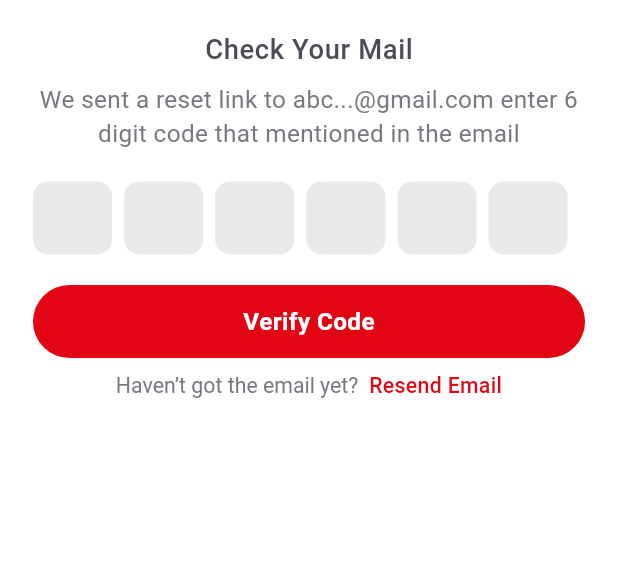
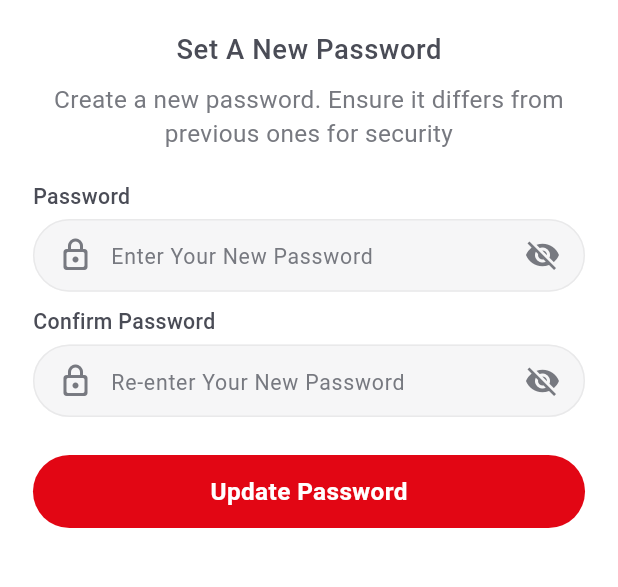
Before and after one commit to backbencherstudio/hmlegends, a Flutter app: the OtpVerifyScreen screen opened by its route, after a tap on "Verify Code", on a phone screen of 412 x 824 dp, the part 304-891 px from its top. Run offline on Flutter 3.47's test engine with Material 3 defaults, Android fonts, the phone set to English and light mode, and no system bars; drawn by our look-alikes of pinput; our stand-ins replace flutter_screenutil.

Commit message:
Add set a new password screen ui

```diff
--- a/lib/core/provider/app_providers.dart
+++ b/lib/core/provider/app_providers.dart
@@ -3,6 +3,7 @@ import 'package:provider/provider.dart';
 import 'package:provider/single_child_widget.dart';
 
 import '../../presentation/view_model/auth/login_viewmodel.dart';
+import '../../presentation/view_model/auth/set_new_password_viewModel.dart';
 
 class AppProviders {
 
@@ -10,6 +11,7 @@ class AppProviders {
     // ChangeNotifierProvider(create: (_) => getIt<ParentScreensProvider>()),
      ChangeNotifierProvider(create: (_) => SignUpViewModel()),
     ChangeNotifierProvider(create: (_) => LoginViewModel()),
+    ChangeNotifierProvider(create: (_) => SetNewPasswordViewModel()),
 
 
 
--- a/lib/core/route/app_routes.dart
+++ b/lib/core/route/app_routes.dart
@@ -6,6 +6,7 @@ import '../../presentation/view/auth/forget_password/screen/forget_password_scre
 import '../../presentation/view/auth/login/screen/login_screen.dart';
 import '../../presentation/view/auth/onboarding/screen/onboarding_screen.dart';
 import '../../presentation/view/auth/otp_verify/screen/otp_verify_screen.dart';
+import '../../presentation/view/auth/set_new_password/screen/set_new_password_screen.dart';
 import '../../presentation/view/auth/signup/screen/signup_screen.dart';
 
 class AppRoutes{
@@ -18,6 +19,7 @@ class AppRoutes{
     RouteNames.loginScreen :(context)=> LoginScreen (),
     RouteNames.forgetPasswordScreen  :(context)=>  ForgetPasswordScreen (),
     RouteNames.otpVerifyScreen  :(context)=>  OtpVerifyScreen(),
+    RouteNames.setNewPasswordScreen   :(context)=>  SetNewPasswordScreen (),
 
 
   };
--- a/lib/core/route/route_names.dart
+++ b/lib/core/route/route_names.dart
@@ -4,8 +4,9 @@ class RouteNames{
   static const String onboardingScreen = '/onboardingScreen';
   static const String signUpScreen = '/signUpScreen';
   static const String loginScreen  = '/loginScreen';
-  static const String forgetPasswordScreen  = '/forgetPasswordScreen ';
+  static const String forgetPasswordScreen  = '/forgetPasswordScreen';
   static const String otpVerifyScreen  = '/otpVerifyScreen';
+  static const String setNewPasswordScreen   = '/setNewPasswordScreen';
 
 
 }
--- a/lib/presentation/view/auth/otp_verify/screen/otp_verify_screen.dart
+++ b/lib/presentation/view/auth/otp_verify/screen/otp_verify_screen.dart
@@ -6,6 +6,7 @@ import 'package:hmlegends/core/constant/app_text_styles.dart';
 import 'package:hmlegends/core/constant/asset_path.dart';
 
 import '../../../../../core/constant/app_colors.dart';
+import '../../../../../core/route/route_names.dart';
 import '../../widget/auth_button.dart';
 
 class OtpVerifyScreen extends StatelessWidget {
@@ -43,7 +44,7 @@ class OtpVerifyScreen extends StatelessWidget {
                   // OTP Field using Pinput
                   _buildOtpField(),
                   SizedBox(height: 20.h),
-                  _otpVerifyButton(),
+                  _otpVerifyButton(context),
                   SizedBox(height: 10.h,),
                   _buildOtpResendLink()
                 ],
@@ -82,13 +83,11 @@ class OtpVerifyScreen extends StatelessWidget {
     );
   }
 
-  Widget _otpVerifyButton() {
+  Widget _otpVerifyButton(context) {
     return AuthButton(
       text: 'Verify Code',
       onPressed: () {
-        // You can access the OTP value using _otpController.text
-        print("OTP Value: ${_otpController.text}");
-        // Navigator.pushNamed(context, RouteNames.parentScreen);
+         Navigator.pushNamed(context, RouteNames.setNewPasswordScreen);
       },
       color: AppColors.primaryColor,
     );
--- /dev/null
+++ b/lib/presentation/view/auth/set_new_password/screen/set_new_password_screen.dart
@@ -0,0 +1,211 @@
+import 'package:flutter/material.dart';
+import 'package:flutter_screenutil/flutter_screenutil.dart';
+import 'package:hmlegends/core/constant/app_text_styles.dart';
+import 'package:hmlegends/core/constant/asset_path.dart';
+import 'package:hmlegends/core/route/route_names.dart';
+import 'package:provider/provider.dart';
+
+import '../../../../../core/constant/app_colors.dart';
+import '../../../../view_model/auth/set_new_password_viewModel.dart';
+import '../../widget/auth_button.dart';
+import '../../widget/level_text.dart';
+
+class SetNewPasswordScreen extends StatelessWidget {
+  final TextEditingController _passwordController = TextEditingController();
+  final TextEditingController _confirmPasswordController = TextEditingController();
+
+  @override
+  Widget build(BuildContext context) {
+    return Scaffold(
+      body: Padding(
+        padding: EdgeInsets.symmetric(horizontal: 20.w),
+        child: SafeArea(
+          child: Column(
+            children: [
+              SizedBox(height: 100.h),
+              Center(
+                child: Image.asset(
+                  AssetPaths.authLogo,
+                  width: 100.w,
+                  height: 100.h,
+                ),
+              ),
+              SizedBox(height: 20.h),
+              Text('Set A New Password', style: AppTextStyles.authHeadline),
+              SizedBox(height: 8.h),
+              Text(
+                'Create a new password. Ensure it differs from previous ones for security',
+                style: AppTextStyles.authBodyText,
+                textAlign: TextAlign.center,
+              ),
+              SizedBox(height: 20.h),
+              Column(
+                crossAxisAlignment: CrossAxisAlignment.start,
+                children: [
+                  RequiredLabel(labelText: 'Password'),
+                  SizedBox(height: 5.h),
+                  _buildPasswordField(),
+                  SizedBox(height: 10.h),
+                  RequiredLabel(labelText: 'Confirm Password'),
+                  SizedBox(height: 5.h),
+                  _buildConfirmPasswordField(),
+                  SizedBox(height: 5.h),
+                  _buildErrorMessage(),
+                  SizedBox(height: 20.h),
+                  _resetPasswordButton(context),
+                ],
+              ),
+            ],
+          ),
+        ),
+      ),
+    );
+  }
+
+  Widget _resetPasswordButton(BuildContext context) {
+    return Consumer<SetNewPasswordViewModel>(
+      builder: (context, viewModel, child) {
+        return AuthButton(
+          text: 'Update Password',
+          onPressed: viewModel.canUpdatePassword()
+              ? () {
+            Navigator.pushNamed(context, RouteNames.otpVerifyScreen);
+          }
+              : (){},
+          color: AppColors.primaryColor,
+        );
+      },
+    );
+  }
+
+  Widget _buildPasswordField() {
+    return Consumer<SetNewPasswordViewModel>(
+      builder: (context, viewModel, child) {
+        return TextField(
+          controller: _passwordController,
+          obscureText: !viewModel.passwordVisible,
+          onChanged: viewModel.setPassword,
+          decoration: InputDecoration(
+            hintText: 'Enter Your New Password',
+            hintStyle: AppTextStyles.hintText,
+            filled: true,
+            fillColor: AppColors.authTextFormFieldFillColor,
+            border: OutlineInputBorder(
+              borderRadius: BorderRadius.circular(30.r),
+              borderSide: BorderSide(
+                color: AppColors.authTextFormFieldBorderColor,
+              ),
+            ),
+            focusedBorder: OutlineInputBorder(
+              borderRadius: BorderRadius.circular(30.r),
+              borderSide: BorderSide(
+                color: AppColors.authTextFormFieldBorderColor,
+              ),
+            ),
+            enabledBorder: OutlineInputBorder(
+              borderRadius: BorderRadius.circular(30.r),
+              borderSide: BorderSide(
+                color: AppColors.authTextFormFieldBorderColor,
+              ),
+            ),
+            contentPadding: EdgeInsets.symmetric(
+              vertical: 12.h,
+              horizontal: 16.w,
+            ),
+            prefixIcon: Padding(
+              padding: EdgeInsets.only(left: 8.w),
+              child: Icon(
+                Icons.lock_outline_rounded,
+                color: AppColors.authBodyTextColor,
+              ),
+            ),
+            suffixIcon: IconButton(
+              padding: EdgeInsets.only(right: 8.w),
+              icon: Icon(
+                viewModel.passwordVisible
+                    ? Icons.visibility
+                    : Icons.visibility_off,
+                color: AppColors.authBodyTextColor,
+              ),
+              onPressed: viewModel.togglePasswordVisibility,
+            ),
+          ),
+        );
+      },
+    );
+  }
+
+  Widget _buildConfirmPasswordField() {
+    return Consumer<SetNewPasswordViewModel>(
+      builder: (context, viewModel, child) {
+        return TextField(
+          controller: _confirmPasswordController,
+          obscureText: !viewModel.confirmPasswordVisible,
+          onChanged: viewModel.setConfirmPassword,
+          decoration: InputDecoration(
+            hintText: 'Re-enter Your New Password',
+            hintStyle: AppTextStyles.hintText,
+            filled: true,
+            fillColor: AppColors.authTextFormFieldFillColor,
+            border: OutlineInputBorder(
+              borderRadius: BorderRadius.circular(30.r),
+              borderSide: BorderSide(
+                color: AppColors.authTextFormFieldBorderColor,
+              ),
+            ),
+            focusedBorder: OutlineInputBorder(
+              borderRadius: BorderRadius.circular(30.r),
+              borderSide: BorderSide(
+                color: AppColors.authTextFormFieldBorderColor,
+              ),
+            ),
+            enabledBorder: OutlineInputBorder(
+              borderRadius: BorderRadius.circular(30.r),
+              borderSide: BorderSide(
+                color: AppColors.authTextFormFieldBorderColor,
+              ),
+            ),
+            contentPadding: EdgeInsets.symmetric(
+              vertical: 12.h,
+              horizontal: 16.w,
+            ),
+            prefixIcon: Padding(
+              padding: EdgeInsets.only(left: 8.w),
+              child: Icon(
+                Icons.lock_outline_rounded,
+                color: AppColors.authBodyTextColor,
+              ),
+            ),
+            suffixIcon: IconButton(
+              padding: EdgeInsets.only(right: 8.w),
+              icon: Icon(
+                viewModel.confirmPasswordVisible
+                    ? Icons.visibility
+                    : Icons.visibility_off,
+                color: AppColors.authBodyTextColor,
+              ),
+              onPressed: viewModel.toggleConfirmPasswordVisibility,
+            ),
+          ),
+        );
+      },
+    );
+  }
+
+  Widget _buildErrorMessage() {
+    return Consumer<SetNewPasswordViewModel>(
+      builder: (context, viewModel, child) {
+        if (viewModel.errorMessage != null) {
+          return Text(
+            viewModel.errorMessage!,
+            style: TextStyle(
+              color: Colors.red,
+              fontSize: 12.sp,
+            ),
+          );
+        }
+        return SizedBox.shrink();
+      },
+    );
+  }
+}
--- /dev/null
+++ b/lib/presentation/view_model/auth/set_new_password_viewModel.dart
@@ -0,0 +1,59 @@
+import 'package:flutter/foundation.dart';
+
+class SetNewPasswordViewModel with ChangeNotifier {
+  bool _passwordVisible = false;
+  bool _confirmPasswordVisible = false;
+  String _password = '';
+  String _confirmPassword = '';
+  String? _errorMessage;
+
+  // Getters
+  bool get passwordVisible => _passwordVisible;
+  bool get confirmPasswordVisible => _confirmPasswordVisible;
+  String get password => _password;
+  String get confirmPassword => _confirmPassword;
+  String? get errorMessage => _errorMessage;
+
+  // Methods to update state
+  void togglePasswordVisibility() {
+    _passwordVisible = !_passwordVisible;
+    notifyListeners();
+  }
+
+  void toggleConfirmPasswordVisibility() {
+    _confirmPasswordVisible = !_confirmPasswordVisible;
+    notifyListeners();
+  }
+
+  void setPassword(String value) {
+    _password = value;
+    _validatePasswords();
+  }
+
+  void setConfirmPassword(String value) {
+    _confirmPassword = value;
+    _validatePasswords();
+  }
+
+  void _validatePasswords() {
+    if (_confirmPassword.isNotEmpty && _password != _confirmPassword) {
+      _errorMessage = 'Passwords don\'t match';
+    } else {
+      _errorMessage = null;
+    }
+    notifyListeners();
+  }
+
+  bool canUpdatePassword() {
+    return _password.isNotEmpty &&
+        _confirmPassword.isNotEmpty &&
+        _password == _confirmPassword;
+  }
+
+  void clearFields() {
+    _password = '';
+    _confirmPassword = '';
+    _errorMessage = null;
+    notifyListeners();
+  }
+}
```
